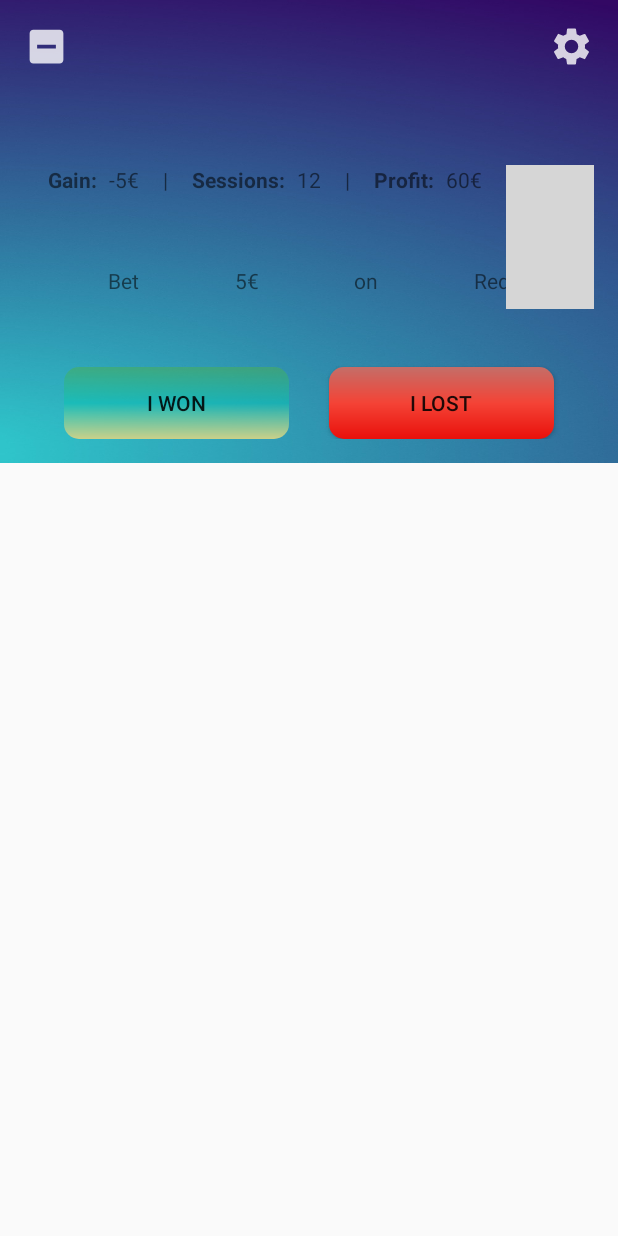
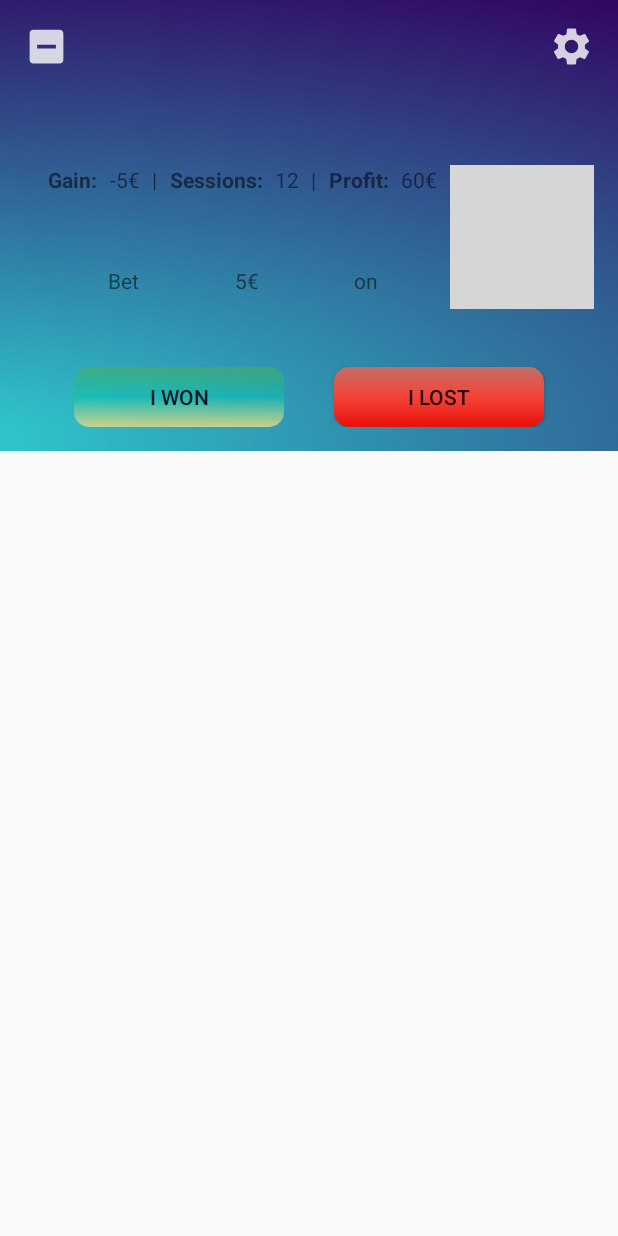
Before and after one commit to ibtisamasif/Roulette, an Android app: the layout activity_screen3.xml on its own in the app's theme, with its tools: preview values and no code run, on a phone screen of 412 x 824 dp. Run offline under Robolectric (Android 15) with nearby library versions, the light colour scheme and no system bars; grey boxes are pictures that could not be loaded.

Commit message:
ui bug fixings

```diff
--- a/app/src/main/res/layout/activity_screen2.xml
+++ b/app/src/main/res/layout/activity_screen2.xml
@@ -115,7 +115,7 @@
     <Button
         android:id="@+id/button_ok"
         android:layout_width="150dp"
-        android:layout_height="wrap_content"
+        android:layout_height="40dp"
         android:layout_marginTop="16dp"
         android:background="@drawable/shape_rectangle_dark_green_radius_10dp"
         android:text="@string/ok"
--- a/app/src/main/res/layout/activity_screen3.xml
+++ b/app/src/main/res/layout/activity_screen3.xml
@@ -31,11 +31,12 @@
         android:id="@+id/textView2"
         android:layout_width="wrap_content"
         android:layout_height="wrap_content"
-        android:layout_marginStart="16dp"
         android:layout_marginLeft="16dp"
         android:layout_marginTop="64dp"
         android:text="@string/gain"
         android:textStyle="bold"
+        app:layout_constraintEnd_toStartOf="@+id/textView3"
+        app:layout_constraintHorizontal_bias="0.5"
         app:layout_constraintStart_toStartOf="parent"
         app:layout_constraintTop_toBottomOf="@+id/imageView_closeButton" />
 
@@ -46,6 +47,8 @@
         android:layout_marginStart="8dp"
         android:layout_marginLeft="8dp"
         android:text="-5€"
+        app:layout_constraintEnd_toStartOf="@+id/textView6"
+        app:layout_constraintHorizontal_bias="0.5"
         app:layout_constraintStart_toEndOf="@+id/textView2"
         app:layout_constraintTop_toTopOf="@+id/textView2" />
 
@@ -53,9 +56,11 @@
         android:id="@+id/textView6"
         android:layout_width="wrap_content"
         android:layout_height="wrap_content"
-        android:layout_marginStart="16dp"
-        android:layout_marginLeft="16dp"
+        android:layout_marginStart="8dp"
+        android:layout_marginLeft="8dp"
         android:text="@string/divider"
+        app:layout_constraintEnd_toStartOf="@+id/textView7"
+        app:layout_constraintHorizontal_bias="0.5"
         app:layout_constraintStart_toEndOf="@+id/textView3"
         app:layout_constraintTop_toTopOf="@+id/textView3" />
 
@@ -63,10 +68,12 @@
         android:id="@+id/textView7"
         android:layout_width="wrap_content"
         android:layout_height="wrap_content"
-        android:layout_marginStart="16dp"
-        android:layout_marginLeft="16dp"
+        android:layout_marginStart="8dp"
+        android:layout_marginLeft="8dp"
         android:text="@string/sessions"
         android:textStyle="bold"
+        app:layout_constraintEnd_toStartOf="@+id/textView8"
+        app:layout_constraintHorizontal_bias="0.5"
         app:layout_constraintStart_toEndOf="@+id/textView6"
         app:layout_constraintTop_toTopOf="@+id/textView6" />
 
@@ -77,6 +84,8 @@
         android:layout_marginStart="8dp"
         android:layout_marginLeft="8dp"
         android:text="12"
+        app:layout_constraintEnd_toStartOf="@+id/textView9"
+        app:layout_constraintHorizontal_bias="0.5"
         app:layout_constraintStart_toEndOf="@+id/textView7"
         app:layout_constraintTop_toTopOf="@+id/textView7" />
 
@@ -84,9 +93,11 @@
         android:id="@+id/textView9"
         android:layout_width="wrap_content"
         android:layout_height="wrap_content"
-        android:layout_marginStart="16dp"
-        android:layout_marginLeft="16dp"
+        android:layout_marginStart="8dp"
+        android:layout_marginLeft="8dp"
         android:text="@string/divider"
+        app:layout_constraintEnd_toStartOf="@+id/textView10"
+        app:layout_constraintHorizontal_bias="0.5"
         app:layout_constraintStart_toEndOf="@+id/textView8"
         app:layout_constraintTop_toTopOf="@+id/textView8" />
 
@@ -94,10 +105,12 @@
         android:id="@+id/textView10"
         android:layout_width="wrap_content"
         android:layout_height="wrap_content"
-        android:layout_marginStart="16dp"
-        android:layout_marginLeft="16dp"
+        android:layout_marginStart="8dp"
+        android:layout_marginLeft="8dp"
         android:text="@string/profit"
         android:textStyle="bold"
+        app:layout_constraintEnd_toStartOf="@+id/textView11"
+        app:layout_constraintHorizontal_bias="0.5"
         app:layout_constraintStart_toEndOf="@+id/textView9"
         app:layout_constraintTop_toTopOf="@+id/textView9" />
 
@@ -108,6 +121,8 @@
         android:layout_marginStart="8dp"
         android:layout_marginLeft="8dp"
         android:text="60€"
+        app:layout_constraintEnd_toStartOf="@+id/imageView"
+        app:layout_constraintHorizontal_bias="0.5"
         app:layout_constraintStart_toEndOf="@+id/textView10"
         app:layout_constraintTop_toTopOf="@+id/textView7" />
 
@@ -115,9 +130,11 @@
         android:id="@+id/imageView"
         android:layout_width="wrap_content"
         android:layout_height="wrap_content"
-        android:layout_marginStart="16dp"
-        android:layout_marginLeft="16dp"
+        android:layout_marginStart="8dp"
+        android:layout_marginLeft="8dp"
         android:src="@drawable/ic_replay"
+        app:layout_constraintEnd_toEndOf="parent"
+        app:layout_constraintHorizontal_bias="0.5"
         app:layout_constraintStart_toEndOf="@+id/textView11"
         app:layout_constraintTop_toTopOf="@+id/textView11" />
 
@@ -170,8 +187,8 @@
 
     <Button
         android:id="@+id/button_won"
-        android:layout_width="150dp"
-        android:layout_height="wrap_content"
+        android:layout_width="140dp"
+        android:layout_height="40dp"
         android:layout_centerHorizontal="true"
         android:layout_centerVertical="true"
         android:layout_marginTop="48dp"
@@ -184,8 +201,8 @@
 
     <Button
         android:id="@+id/button_lost"
-        android:layout_width="150dp"
-        android:layout_height="wrap_content"
+        android:layout_width="140dp"
+        android:layout_height="40dp"
         android:layout_centerInParent="true"
         android:background="@drawable/shape_rectangle_red_radius_10dp"
         android:text="@string/i_lost"
```
